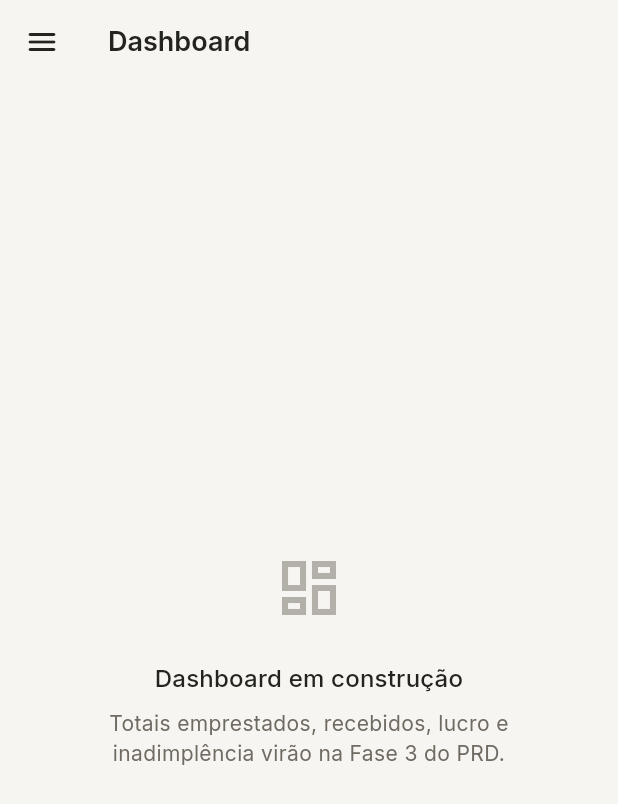
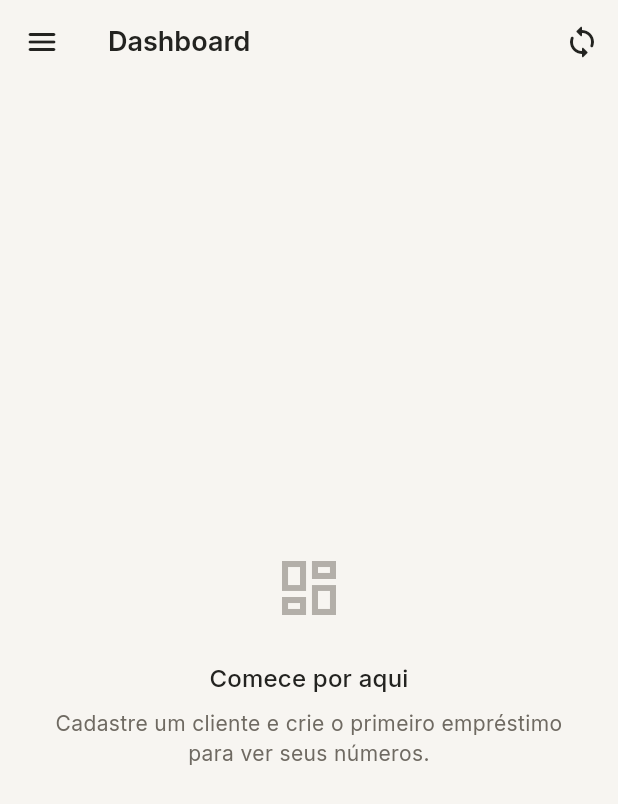
Before and after one commit to firmisbr/facilite-plus, a Flutter app: the screen it shows once a user with an empty profile is signed in, in the side drawer, after a tap on "Dashboard", on a phone screen of 412 x 824 dp. Shown: the top 804 px of the screen. Run offline on Flutter 3.47's test engine with Material 3 defaults, Android fonts, the phone set to English and light mode, and no system bars; our stand-ins replace connectivity_plus, drift, flutter_riverpod, go_router, google_fonts, shared_preferences and 1 more; accounts and stored records are empty; generated files the repository leaves out were written again.

Commit message:
feat(dashboard): tela inicial com resumo financeiro
Metricas, vencimentos, alerta de atraso; login redireciona ao dashboard.

Co-authored-by: Cursor <cursoragent@cursor.com>

```diff
--- a/lib/core/router/app_router.dart
+++ b/lib/core/router/app_router.dart
@@ -6,7 +6,7 @@ import '../../core/navigation/app_shell.dart';
 import '../../features/auth/presentation/pages/login_page.dart';
 import '../../features/clients/presentation/pages/client_form_page.dart';
 import '../../features/clients/presentation/pages/clients_list_page.dart';
-import '../../features/dashboard/presentation/pages/dashboard_placeholder_page.dart';
+import '../../features/dashboard/presentation/pages/dashboard_page.dart';
 import '../../features/loans/presentation/pages/all_loans_list_page.dart';
 import '../../features/loans/presentation/pages/loan_create_page.dart';
 import '../../features/loans/presentation/pages/loan_detail_page.dart';
@@ -42,11 +42,11 @@ final goRouterProvider = Provider<GoRouter>((ref) {
       }
 
       if (location == AppRoutes.splash || location == AppRoutes.login) {
-        return AppRoutes.clients;
+        return AppRoutes.dashboard;
       }
 
       if (location == AppRoutes.home) {
-        return AppRoutes.clients;
+        return AppRoutes.dashboard;
       }
 
       return null;
@@ -65,6 +65,10 @@ final goRouterProvider = Provider<GoRouter>((ref) {
         builder: (context, state, child) => AppShell(child: child),
         routes: [
           GoRoute(
+            path: AppRoutes.dashboard,
+            builder: (context, state) => const DashboardPage(),
+          ),
+          GoRoute(
             path: AppRoutes.clients,
             builder: (context, state) => const ClientsListPage(),
           ),
@@ -72,15 +76,11 @@ final goRouterProvider = Provider<GoRouter>((ref) {
             path: AppRoutes.loans,
             builder: (context, state) => const AllLoansListPage(),
           ),
-          GoRoute(
-            path: AppRoutes.dashboard,
-            builder: (context, state) => const DashboardPlaceholderPage(),
-          ),
         ],
       ),
       GoRoute(
         path: AppRoutes.home,
-        redirect: (context, state) => AppRoutes.clients,
+        redirect: (context, state) => AppRoutes.dashboard,
       ),
       GoRoute(
         path: AppRoutes.clientNew,
--- a/lib/core/router/routes.dart
+++ b/lib/core/router/routes.dart
@@ -7,7 +7,7 @@ abstract final class AppRoutes {
   static const loans = '/loans';
   static const dashboard = '/dashboard';
 
-  /// Legado: redireciona para [clients]
+  /// Legado: redireciona para [dashboard]
   static const home = '/home';
 
   /// Telas em stack (sem drawer)
--- /dev/null
+++ b/lib/features/dashboard/domain/dashboard_stats.dart
@@ -0,0 +1,163 @@
+import '../../loans/domain/entities/loan_with_client.dart';
+import '../../loans/domain/loan_installment_status.dart';
+import '../../loans/domain/loan_schedule_builder.dart';
+import '../../loans/domain/loan_simulator.dart';
+import '../../payments/domain/entities/payment.dart';
+
+class UpcomingDueItem {
+  const UpcomingDueItem({
+    required this.loanId,
+    required this.clientName,
+    required this.installmentNumber,
+    required this.dueDate,
+    required this.amount,
+    required this.isOverdue,
+  });
+
+  final String loanId;
+  final String clientName;
+  final int installmentNumber;
+  final DateTime dueDate;
+  final double amount;
+  final bool isOverdue;
+}
+
+class DashboardStats {
+  const DashboardStats({
+    required this.activeLoansCount,
+    required this.clientsCount,
+    required this.totalLent,
+    required this.totalReceived,
+    required this.totalRemaining,
+    required this.expectedProfit,
+    required this.overdueInstallments,
+    required this.overdueAmount,
+    required this.upcomingDues,
+  });
+
+  final int activeLoansCount;
+  final int clientsCount;
+  final double totalLent;
+  final double totalReceived;
+  final double totalRemaining;
+  final double expectedProfit;
+  final int overdueInstallments;
+  final double overdueAmount;
+  final List<UpcomingDueItem> upcomingDues;
+
+  static const empty = DashboardStats(
+    activeLoansCount: 0,
+    clientsCount: 0,
+    totalLent: 0,
+    totalReceived: 0,
+    totalRemaining: 0,
+    expectedProfit: 0,
+    overdueInstallments: 0,
+    overdueAmount: 0,
+    upcomingDues: [],
+  );
+}
+
+abstract final class DashboardStatsBuilder {
+  static const _upcomingDays = 14;
+
+  static DashboardStats build({
+    required List<LoanWithClient> loans,
+    required List<Payment> payments,
+    DateTime? asOf,
+  }) {
+    if (loans.isEmpty) return DashboardStats.empty;
+
+    final now = asOf ?? DateTime.now();
+    final today = DateTime(now.year, now.month, now.day);
+    final horizon = today.add(const Duration(days: _upcomingDays));
+
+    final paymentsByLoan = <String, List<Payment>>{};
+    for (final payment in payments) {
+      paymentsByLoan.putIfAbsent(payment.loanId, () => []).add(payment);
+    }
+
+    var totalLent = 0.0;
+    var totalReceived = 0.0;
+    var totalRemaining = 0.0;
+    var expectedProfit = 0.0;
+    var overdueInstallments = 0;
+    var overdueAmount = 0.0;
+    var activeCount = 0;
+    final clientIds = <String>{};
+    final upcoming = <UpcomingDueItem>[];
+
+    for (final item in loans) {
+      clientIds.add(item.loan.clientId);
+      final isActive = (item.loan.status ?? 'ativo') == 'ativo';
+      if (!isActive) continue;
+
+      activeCount++;
+      final loanPayments = paymentsByLoan[item.loan.id] ?? [];
+      final detail = LoanScheduleBuilder.build(
+        loan: item.loan,
+        payments: loanPayments,
+        asOf: now,
+      );
+
+      if (detail == null) {
+        totalLent += LoanSimulator.parseAmount(item.loan.amount) ?? 0;
+        continue;
+      }
+
+      totalLent += detail.manager.principal;
+      totalReceived += detail.overview.paidAmount;
+      totalRemaining += detail.overview.remainingAmount;
+      expectedProfit += detail.manager.totalProfit;
+      overdueInstallments += detail.overview.overdueInstallments;
+
+      for (final installment in detail.installments) {
+        if (installment.status == LoanInstallmentStatus.overdue) {
+          overdueAmount += installment.amount;
+        }
+
+        if (installment.isPaid) continue;
+
+        final dueDay = DateTime(
+          installment.dueDate.year,
+          installment.dueDate.month,
+          installment.dueDate.day,
+        );
+
+        final isOverdue = installment.status == LoanInstallmentStatus.overdue;
+        final withinHorizon =
+            !dueDay.isAfter(horizon) || isOverdue;
+
+        if (withinHorizon) {
+          upcoming.add(
+            UpcomingDueItem(
+              loanId: item.loan.id,
+              clientName: item.clientName,
+              installmentNumber: installment.number,
+              dueDate: installment.dueDate,
+              amount: installment.amount,
+              isOverdue: isOverdue,
+            ),
+          );
+        }
+      }
+    }
+
+    upcoming.sort((a, b) {
+      if (a.isOverdue != b.isOverdue) return a.isOverdue ? -1 : 1;
+      return a.dueDate.compareTo(b.dueDate);
+    });
+
+    return DashboardStats(
+      activeLoansCount: activeCount,
+      clientsCount: clientIds.length,
+      totalLent: totalLent,
+      totalReceived: totalReceived,
+      totalRemaining: totalRemaining,
+      expectedProfit: expectedProfit,
+      overdueInstallments: overdueInstallments,
+      overdueAmount: overdueAmount,
+      upcomingDues: upcoming.take(12).toList(),
+    );
+  }
+}
--- /dev/null
+++ b/lib/features/dashboard/presentation/pages/dashboard_page.dart
@@ -0,0 +1,319 @@
+import 'package:flutter/material.dart';
+import 'package:flutter_riverpod/flutter_riverpod.dart';
+import 'package:go_router/go_router.dart';
+
+import '../../../../core/router/routes.dart';
+import '../../../../core/theme/app_colors.dart';
+import '../../../../core/theme/app_spacing.dart';
+import '../../../../shared/widgets/app_bar_actions.dart';
+import '../../../../shared/widgets/app_card.dart';
+import '../../../../shared/widgets/app_empty_state.dart';
+import '../../../../shared/widgets/app_page_header.dart';
+import '../../../../shared/widgets/app_page_scaffold.dart';
+import '../../../loans/domain/loan_simulator.dart';
+import '../../../loans/presentation/providers/loans_providers.dart';
+import '../../../payments/presentation/providers/payments_providers.dart';
+import '../providers/dashboard_providers.dart';
+
+class DashboardPage extends ConsumerWidget {
+  const DashboardPage({super.key});
+
+  @override
+  Widget build(BuildContext context, WidgetRef ref) {
+    final statsAsync = ref.watch(dashboardStatsProvider);
+
+    return AppPageScaffold(
+      title: 'Dashboard',
+      actions: const [
+        AppBarActions(showSync: true, showLogout: false),
+      ],
+      body: statsAsync.when(
+        data: (stats) {
+          if (stats.activeLoansCount == 0) {
+            return const AppEmptyState(
+              icon: Icons.dashboard_outlined,
+              title: 'Comece por aqui',
+              subtitle:
+                  'Cadastre um cliente e crie o primeiro empréstimo para ver seus números.',
+            );
+          }
+
+          return RefreshIndicator(
+            onRefresh: () async {
+              ref.invalidate(allLoansProvider);
+              ref.invalidate(allPaymentsForUserProvider);
+              await Future<void>.delayed(const Duration(milliseconds: 400));
+            },
+            child: CustomScrollView(
+              physics: const AlwaysScrollableScrollPhysics(),
+              slivers: [
+                const SliverToBoxAdapter(
+                  child: AppPageHeader(
+                    title: 'Visão geral',
+                    subtitle:
+                        'Resumo dos empréstimos ativos e cobranças em aberto.',
+                  ),
+                ),
+                if (stats.overdueInstallments > 0)
+                  SliverToBoxAdapter(
+                    child: Padding(
+                      padding: const EdgeInsets.fromLTRB(
+                        AppSpacing.lg,
+                        0,
+                        AppSpacing.lg,
+                        AppSpacing.md,
+                      ),
+                      child: _AlertBanner(
+                        icon: Icons.warning_amber_rounded,
+                        color: AppColors.error,
+                        title:
+                            '${stats.overdueInstallments} parcela(s) em atraso',
+                        subtitle: LoanSimulator.formatMoney(stats.overdueAmount),
+                      ),
+                    ),
+                  ),
+                SliverPadding(
+                  padding: const EdgeInsets.symmetric(horizontal: AppSpacing.lg),
+                  sliver: SliverGrid(
+                    gridDelegate: const SliverGridDelegateWithFixedCrossAxisCount(
+                      crossAxisCount: 2,
+                      mainAxisSpacing: AppSpacing.md,
+                      crossAxisSpacing: AppSpacing.md,
+                      childAspectRatio: 1.35,
+                    ),
+                    delegate: SliverChildListDelegate([
+                      _MetricCard(
+                        icon: Icons.account_balance_wallet_outlined,
+                        label: 'Emprestado',
+                        value: LoanSimulator.formatMoney(stats.totalLent),
+                        subtitle: '${stats.activeLoansCount} ativo(s)',
+                      ),
+                      _MetricCard(
+                        icon: Icons.payments_outlined,
+                        label: 'Recebido',
+                        value: LoanSimulator.formatMoney(stats.totalReceived),
+                        color: AppColors.success,
+                      ),
+                      _MetricCard(
+                        icon: Icons.schedule_outlined,
+                        label: 'A receber',
+                        value: LoanSimulator.formatMoney(stats.totalRemaining),
+                      ),
+                      _MetricCard(
+                        icon: Icons.trending_up_rounded,
+                        label: 'Lucro previsto',
+                        value: LoanSimulator.formatMoney(stats.expectedProfit),
+                        color: AppColors.premium,
+                        subtitle: 'Juros dos ativos',
+                      ),
+                    ]),
+                  ),
+                ),
+                SliverToBoxAdapter(
+                  child: Padding(
+                    padding: const EdgeInsets.fromLTRB(
+                      AppSpacing.lg,
+                      AppSpacing.xl,
+                      AppSpacing.lg,
+                      AppSpacing.md,
+                    ),
+                    child: Row(
+                      mainAxisAlignment: MainAxisAlignment.spaceBetween,
+                      children: [
+                        Text(
+                          'Próximos vencimentos',
+                          style: Theme.of(context).textTheme.titleMedium,
+                        ),
+                        Text(
+                          '${stats.clientsCount} cliente(s)',
+                          style: Theme.of(context).textTheme.bodySmall,
+                        ),
+                      ],
+                    ),
+                  ),
+                ),
+                if (stats.upcomingDues.isEmpty)
+                  const SliverToBoxAdapter(
+                    child: Padding(
+                      padding: EdgeInsets.symmetric(horizontal: AppSpacing.lg),
+                      child: AppCard(
+                        child: Text(
+                          'Nenhum vencimento nos próximos 14 dias.',
+                        ),
+                      ),
+                    ),
+                  )
+                else
+                  SliverPadding(
+                    padding: const EdgeInsets.fromLTRB(
+                      AppSpacing.lg,
+                      0,
+                      AppSpacing.lg,
+                      AppSpacing.xxl,
+                    ),
+                    sliver: SliverList.separated(
+                      itemCount: stats.upcomingDues.length,
+                      separatorBuilder: (_, _) =>
+                          const SizedBox(height: AppSpacing.sm),
+                      itemBuilder: (context, index) {
+                        final due = stats.upcomingDues[index];
+                        return AppCard(
+                          onTap: () =>
+                              context.push(AppRoutes.loanDetail(due.loanId)),
+                          child: Row(
+                            children: [
+                              Icon(
+                                due.isOverdue
+                                    ? Icons.error_outline
+                                    : Icons.event_outlined,
+                                color: due.isOverdue
+                                    ? AppColors.error
+                                    : AppColors.accent,
+                              ),
+                              const SizedBox(width: AppSpacing.md),
+                              Expanded(
+                                child: Column(
+                                  crossAxisAlignment: CrossAxisAlignment.start,
+                                  children: [
+                                    Text(
+                                      due.clientName,
+                                      style: Theme.of(context)
+                                          .textTheme
+                                          .titleSmall,
+                                    ),
+                                    const SizedBox(height: AppSpacing.xs),
+                                    Text(
+                                      'Parcela ${due.installmentNumber} · '
+                                      '${LoanSimulator.formatDate(due.dueDate)}',
+                                      style:
+                                          Theme.of(context).textTheme.bodySmall,
+                                    ),
+                                  ],
+                                ),
+                              ),
+                              Text(
+                                LoanSimulator.formatMoney(due.amount),
+                                style: Theme.of(context)
+                                    .textTheme
+                                    .titleSmall
+                                    ?.copyWith(fontWeight: FontWeight.w600),
+                              ),
+                            ],
+                          ),
+                        );
+                      },
+                    ),
+                  ),
+              ],
+            ),
+          );
+        },
+        loading: () => const Center(child: CircularProgressIndicator()),
+        error: (e, _) => AppEmptyState(
+          icon: Icons.error_outline,
+          title: 'Erro ao carregar',
+          subtitle: e.toString(),
+        ),
+      ),
+    );
+  }
+}
+
+class _MetricCard extends StatelessWidget {
+  const _MetricCard({
+    required this.icon,
+    required this.label,
+    required this.value,
+    this.subtitle,
+    this.color,
+  });
+
+  final IconData icon;
+  final String label;
+  final String value;
+  final String? subtitle;
+  final Color? color;
+
+  @override
+  Widget build(BuildContext context) {
+    final accent = color ?? AppColors.accent;
+
+    return AppCard(
+      child: Column(
+        crossAxisAlignment: CrossAxisAlignment.start,
+        children: [
+          Icon(icon, color: accent, size: 22),
+          const Spacer(),
+          Text(
+            label,
+            style: Theme.of(context).textTheme.bodySmall,
+          ),
+          const SizedBox(height: AppSpacing.xs),
+          Text(
+            value,
+            style: Theme.of(context).textTheme.titleMedium?.copyWith(
+                  color: accent,
+                  fontWeight: FontWeight.w700,
+                ),
+          ),
+          if (subtitle != null) ...[
+            const SizedBox(height: 2),
+            Text(
+              subtitle!,
+              style: Theme.of(context).textTheme.labelSmall,
+            ),
+          ],
+        ],
+      ),
+    );
+  }
+}
+
+class _AlertBanner extends StatelessWidget {
+  const _AlertBanner({
+    required this.icon,
+    required this.color,
+    required this.title,
+    required this.subtitle,
+  });
+
+  final IconData icon;
+  final Color color;
+  final String title;
+  final String subtitle;
+
+  @override
+  Widget build(BuildContext context) {
+    return Material(
+      color: color.withValues(alpha: 0.12),
+      borderRadius: BorderRadius.circular(AppSpacing.radiusMd),
+      child: Padding(
+        padding: const EdgeInsets.all(AppSpacing.md),
+        child: Row(
+          children: [
+            Icon(icon, color: color),
+            const SizedBox(width: AppSpacing.md),
+            Expanded(
+              child: Column(
+                crossAxisAlignment: CrossAxisAlignment.start,
+                children: [
+                  Text(
+                    title,
+                    style: Theme.of(context).textTheme.titleSmall?.copyWith(
+                          color: color,
+                          fontWeight: FontWeight.w600,
+                        ),
+                  ),
+                  Text(
+                    subtitle,
+                    style: Theme.of(context).textTheme.bodyMedium,
+                  ),
+                ],
+              ),
+            ),
+          ],
+        ),
+      ),
+    );
+  }
+}
--- a/lib/features/dashboard/presentation/pages/dashboard_placeholder_page.dart
+++ /dev/null
@@ -1,21 +0,0 @@
-import 'package:flutter/material.dart';
-
-import '../../../../shared/widgets/app_empty_state.dart';
-import '../../../../shared/widgets/app_page_scaffold.dart';
-
-class DashboardPlaceholderPage extends StatelessWidget {
-  const DashboardPlaceholderPage({super.key});
-
-  @override
-  Widget build(BuildContext context) {
-    return AppPageScaffold(
-      title: 'Dashboard',
-      body: const AppEmptyState(
-        icon: Icons.dashboard_outlined,
-        title: 'Dashboard em construção',
-        subtitle:
-            'Totais emprestados, recebidos, lucro e inadimplência virão na Fase 3 do PRD.',
-      ),
-    );
-  }
-}
--- /dev/null
+++ b/lib/features/dashboard/presentation/providers/dashboard_providers.dart
@@ -0,0 +1,31 @@
+import 'package:flutter_riverpod/flutter_riverpod.dart';
+
+import '../../../loans/presentation/providers/loans_providers.dart';
+import '../../../payments/presentation/providers/payments_providers.dart';
+import '../../../../services/supabase/supabase_providers.dart';
+import '../../domain/dashboard_stats.dart';
+
+final dashboardStatsProvider = Provider<AsyncValue<DashboardStats>>((ref) {
+  final userId = ref.watch(currentUserIdProvider);
+  if (userId == null) {
+    return const AsyncValue.data(DashboardStats.empty);
+  }
+
+  final loans = ref.watch(allLoansProvider);
+  final payments = ref.watch(allPaymentsForUserProvider);
+
+  if (loans.isLoading || payments.isLoading) {
+    return const AsyncValue.loading();
+  }
+  if (loans.hasError) return AsyncValue.error(loans.error!, loans.stackTrace!);
+  if (payments.hasError) {
+    return AsyncValue.error(payments.error!, payments.stackTrace!);
+  }
+
+  return AsyncValue.data(
+    DashboardStatsBuilder.build(
+      loans: loans.value ?? [],
+      payments: payments.value ?? [],
+    ),
+  );
+});
--- a/lib/features/payments/data/repositories/payments_repository_impl.dart
+++ b/lib/features/payments/data/repositories/payments_repository_impl.dart
@@ -19,6 +19,24 @@ class PaymentsRepositoryImpl extends SyncableRepository
 
   final AppDatabase _db;
   final _uuid = const Uuid();
+
+  @override
+  Stream<List<Payment>> watchAllForUser(String userId) {
+    final payments = _db.paymentsTable;
+    final loans = _db.loansTable;
+    final clients = _db.clientsTable;
+
+    final query = _db.select(payments).join([
+      innerJoin(loans, loans.id.equalsExp(payments.loanId)),
+      innerJoin(clients, clients.id.equalsExp(loans.clientId)),
+    ])
+      ..where(clients.userId.equals(userId))
+      ..orderBy([OrderingTerm.desc(payments.createdAt)]);
+
+    return query
+        .watch()
+        .map((rows) => rows.map((row) => _mapRow(row.readTable(payments))).toList());
+  }
 
   @override
   Stream<List<Payment>> watchByLoan(String loanId) {
--- a/lib/features/payments/domain/repositories/payments_repository.dart
+++ b/lib/features/payments/domain/repositories/payments_repository.dart
@@ -1,6 +1,8 @@
 import '../entities/payment.dart';
 
 abstract class PaymentsRepository {
+  Stream<List<Payment>> watchAllForUser(String userId);
+
   Stream<List<Payment>> watchByLoan(String loanId);
 
   Future<Payment?> getById(String id);
--- a/lib/features/payments/presentation/providers/payments_providers.dart
+++ b/lib/features/payments/presentation/providers/payments_providers.dart
@@ -6,6 +6,7 @@ import '../../data/repositories/payments_repository_impl.dart';
 import '../../domain/entities/payment.dart';
 import '../../domain/repositories/payments_repository.dart';
 import '../../../../services/database/drift/drift_providers.dart';
+import '../../../../services/supabase/supabase_providers.dart';
 import '../../../../services/sync/sync_providers.dart';
 
 final paymentsRepositoryProvider = Provider<PaymentsRepository>((ref) {
@@ -13,6 +14,14 @@ final paymentsRepositoryProvider = Provider<PaymentsRepository>((ref) {
     database: ref.watch(appDatabaseProvider),
     syncQueue: ref.watch(syncQueueRepositoryProvider),
   );
+});
+
+final allPaymentsForUserProvider = StreamProvider<List<Payment>>((ref) {
+  final userId = ref.watch(currentUserIdProvider);
+  if (userId == null) {
+    return const Stream.empty();
+  }
+  return ref.watch(paymentsRepositoryProvider).watchAllForUser(userId);
 });
 
 final paymentsByLoanProvider =
--- a/lib/shared/widgets/app_drawer.dart
+++ b/lib/shared/widgets/app_drawer.dart
@@ -34,6 +34,15 @@ class AppDrawer extends ConsumerWidget {
             ),
             const Divider(height: 1),
             _DrawerTile(
+              icon: Icons.dashboard_outlined,
+              label: 'Dashboard',
+              selected: location == AppRoutes.dashboard,
+              onTap: () {
+                Navigator.pop(context);
+                context.go(AppRoutes.dashboard);
+              },
+            ),
+            _DrawerTile(
               icon: Icons.people_outline,
               label: 'Clientes',
               selected: location == AppRoutes.clients,
@@ -49,16 +58,6 @@ class AppDrawer extends ConsumerWidget {
               onTap: () {
                 Navigator.pop(context);
                 context.go(AppRoutes.loans);
-              },
-            ),
-            _DrawerTile(
-              icon: Icons.dashboard_outlined,
-              label: 'Dashboard',
-              selected: location == AppRoutes.dashboard,
-              badge: 'Em breve',
-              onTap: () {
-                Navigator.pop(context);
-                context.go(AppRoutes.dashboard);
               },
             ),
             const Spacer(),
@@ -144,14 +143,12 @@ class _DrawerTile extends StatelessWidget {
     required this.label,
     required this.selected,
     required this.onTap,
-    this.badge,
   });
 
   final IconData icon;
   final String label;
   final bool selected;
   final VoidCallback onTap;
-  final String? badge;
 
   @override
   Widget build(BuildContext context) {
@@ -169,22 +166,6 @@ class _DrawerTile extends StatelessWidget {
           color: selected ? AppColors.accent : scheme.onSurface,
         ),
       ),
-      trailing: badge != null
-          ? Container(
-              padding: const EdgeInsets.symmetric(
-                horizontal: AppSpacing.sm,
-                vertical: 2,
-              ),
-              decoration: BoxDecoration(
-                color: scheme.secondary.withValues(alpha: 0.3),
-                borderRadius: BorderRadius.circular(AppSpacing.radiusSm),
-              ),
-              child: Text(
-                badge!,
-                style: Theme.of(context).textTheme.labelSmall,
-              ),
-            )
-          : null,
       selected: selected,
       selectedTileColor: AppColors.accent.withValues(alpha: 0.1),
       onTap: onTap,
```
Also changed, not shown: 2 other files.
